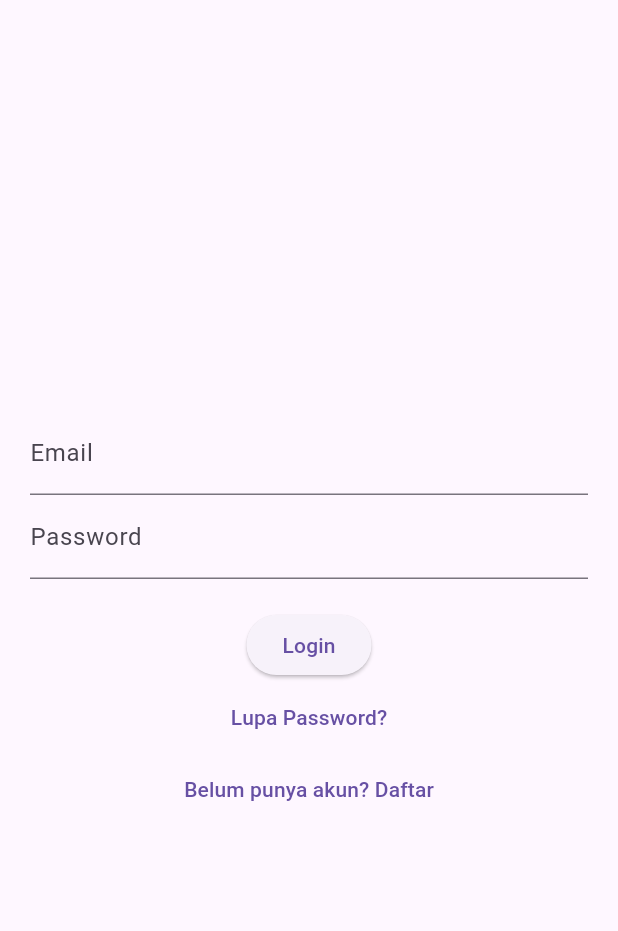
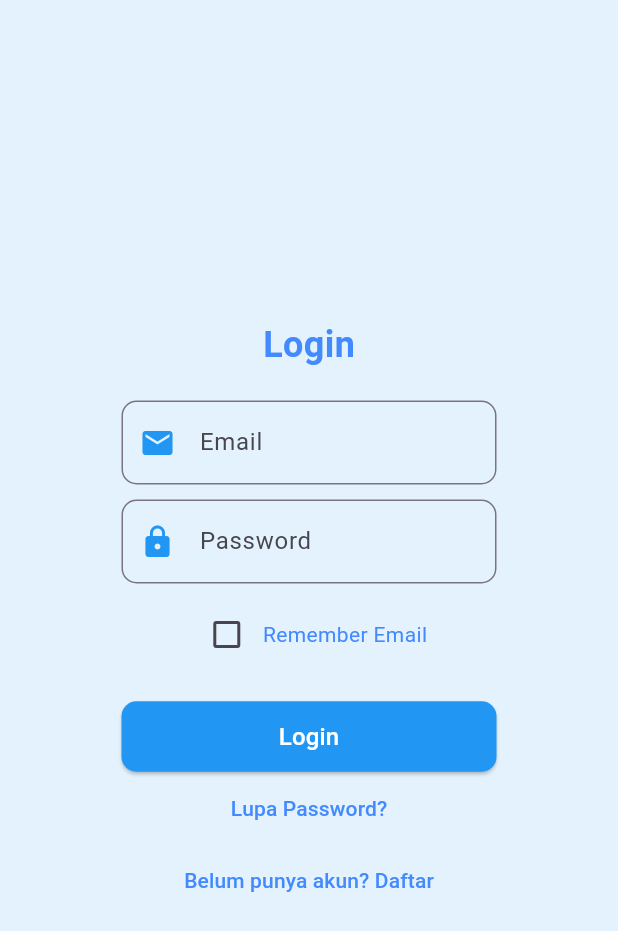
Before and after one commit to IT-BSGI/Flutter-CounterSystem, a Flutter app: the screen it shows after launch, on a phone screen of 412 x 824 dp. Shown: the top 931 px of the screen. Run offline on Flutter 3.47's test engine with Material 3 defaults, Android fonts, the phone set to English and light mode, and no system bars; our stand-ins replace cloud_firestore, firebase_auth, firebase_core, flutter_riverpod, shared_preferences; missing offline and left inert: pluto_grid; accounts and stored records are empty.

Commit message:
25/03/15

```diff
--- a/lib/views/login_screen.dart
+++ b/lib/views/login_screen.dart
@@ -1,5 +1,6 @@
 import 'package:flutter/material.dart';
 import 'package:firebase_auth/firebase_auth.dart';
+import 'package:shared_preferences/shared_preferences.dart';
 import 'dashboard.dart';
 
 class LoginScreen extends StatefulWidget {
@@ -13,6 +14,33 @@ class _LoginScreenState extends State<LoginScreen> {
   final TextEditingController passwordController = TextEditingController();
   final FirebaseAuth _auth = FirebaseAuth.instance;
   bool isLoading = false;
+  bool rememberEmail = false;
+
+  @override
+  void initState() {
+    super.initState();
+    loadSavedEmail();
+  }
+
+  Future<void> loadSavedEmail() async {
+    SharedPreferences prefs = await SharedPreferences.getInstance();
+    String? savedEmail = prefs.getString('saved_email');
+    if (savedEmail != null) {
+      setState(() {
+        emailController.text = savedEmail;
+        rememberEmail = true;
+      });
+    }
+  }
+
+  Future<void> saveEmail(String email) async {
+    SharedPreferences prefs = await SharedPreferences.getInstance();
+    if (rememberEmail) {
+      await prefs.setString('saved_email', email);
+    } else {
+      await prefs.remove('saved_email');
+    }
+  }
 
   Future<void> login() async {
     if (!_formKey.currentState!.validate()) return;
@@ -23,6 +51,9 @@ class _LoginScreenState extends State<LoginScreen> {
         email: emailController.text.trim(),
         password: passwordController.text.trim(),
       );
+
+      // Simpan email jika Remember Email dicentang
+      await saveEmail(emailController.text.trim());
 
       // Navigasi tanpa menumpuk halaman
       Navigator.of(context).popUntil((route) => route.isFirst);
@@ -43,6 +74,7 @@ class _LoginScreenState extends State<LoginScreen> {
   @override
 Widget build(BuildContext context) {
   return Scaffold(
+    backgroundColor: Colors.blue[50], // Warna background soft biru
     body: Center(
       child: Padding(
         padding: const EdgeInsets.all(20.0),
@@ -50,30 +82,117 @@ class _LoginScreenState extends State<LoginScreen> {
           key: _formKey,
           child: Column(
             mainAxisSize: MainAxisSize.min,
+            mainAxisAlignment: MainAxisAlignment.center,
             children: [
-                TextFormField(
+              const Text(
+                "Login",
+                style: TextStyle(
+                  fontSize: 24,
+                  fontWeight: FontWeight.bold,
+                  color: Colors.blueAccent, // Warna teks judul
+                ),
+              ),
+              const SizedBox(height: 20), // Jarak ke form
+
+              SizedBox(
+                width: 250,
+                child: TextFormField(
                   controller: emailController,
-                  decoration: InputDecoration(labelText: "Email"),
+                  decoration: InputDecoration(
+                    labelText: "Email",
+                    prefixIcon: const Icon(Icons.email, color: Colors.blue),
+                    border: OutlineInputBorder(
+                      borderRadius: BorderRadius.circular(10),
+                      borderSide: const BorderSide(color: Colors.blue),
+                    ),
+                    focusedBorder: OutlineInputBorder(
+                      borderRadius: BorderRadius.circular(10),
+                      borderSide: const BorderSide(color: Colors.blueAccent),
+                    ),
+                  ),
                   keyboardType: TextInputType.emailAddress,
-                  validator: (value) => value!.isEmpty ? "Masukkan email!" : null,
+                  validator: (value) =>
+                      value!.isEmpty ? "Masukkan email!" : null,
                 ),
-                TextFormField(
+              ),
+              const SizedBox(height: 10),
+
+              SizedBox(
+                width: 250,
+                child: TextFormField(
                   controller: passwordController,
-                  decoration: InputDecoration(labelText: "Password"),
+                  decoration: InputDecoration(
+                    labelText: "Password",
+                    prefixIcon: const Icon(Icons.lock, color: Colors.blue),
+                    border: OutlineInputBorder(
+                      borderRadius: BorderRadius.circular(10),
+                      borderSide: const BorderSide(color: Colors.blue),
+                    ),
+                    focusedBorder: OutlineInputBorder(
+                      borderRadius: BorderRadius.circular(10),
+                      borderSide: const BorderSide(color: Colors.blueAccent),
+                    ),
+                  ),
                   obscureText: true,
-                  validator: (value) => value!.isEmpty ? "Masukkan password!" : null,
+                  validator: (value) =>
+                      value!.isEmpty ? "Masukkan password!" : null,
+                ),
+              ),
+              const SizedBox(height: 10),
+
+              Row(
+                mainAxisAlignment: MainAxisAlignment.center,
+                children: [
+                  Checkbox(
+                    value: rememberEmail,
+                    activeColor: Colors.blueAccent,
+                    onChanged: (value) {
+                      setState(() {
+                        rememberEmail = value!;
+                      });
+                    },
+                  ),
+                  const Text(
+                    "Remember Email",
+                    style: TextStyle(color: Colors.blueAccent),
+                  ),
+                ],
               ),
               const SizedBox(height: 20),
+
               isLoading
                   ? const CircularProgressIndicator()
-                    : ElevatedButton(onPressed: login, child: const Text("Login")),
+                  : SizedBox(
+                      width: 250,
+                      child: ElevatedButton(
+                        onPressed: login,
+                        style: ElevatedButton.styleFrom(
+                          backgroundColor: Colors.blue, // Warna tombol
+                          padding: const EdgeInsets.symmetric(vertical: 12),
+                          shape: RoundedRectangleBorder(
+                            borderRadius: BorderRadius.circular(10),
+                          ),
+                        ),
+                        child: const Text(
+                          "Login",
+                          style: TextStyle(fontSize: 16, color: Colors.white),
+                        ),
+                      ),
+                    ),
+
               TextButton(
-                  onPressed: () {}, // Tambahkan fungsi reset password di sini
-                  child: const Text("Lupa Password?"),
+                onPressed: () {}, // Tambahkan fungsi reset password
+                child: const Text(
+                  "Lupa Password?",
+                  style: TextStyle(color: Colors.blueAccent),
+                ),
               ),
               TextButton(
                 onPressed: () {}, // Tambahkan navigasi ke halaman register
-                  child: const Text("Belum punya akun? Daftar"),
+                child: const Text(
+                  "Belum punya akun? Daftar",
+                  style: TextStyle(color: Colors.blueAccent),
+                ),
               ),
             ],
           ),
--- a/pubspec.yaml
+++ b/pubspec.yaml
@@ -44,6 +44,7 @@ dependencies:
   excel: ^4.0.6
   path_provider: ^2.1.5
   firebase_auth: ^5.5.1
+  shared_preferences: ^2.5.2
 
 dev_dependencies:
   flutter_test:
```
Also changed, not shown: pubspec.lock, 1 other file. Lines whose indentation alone changed are shown as unchanged.
